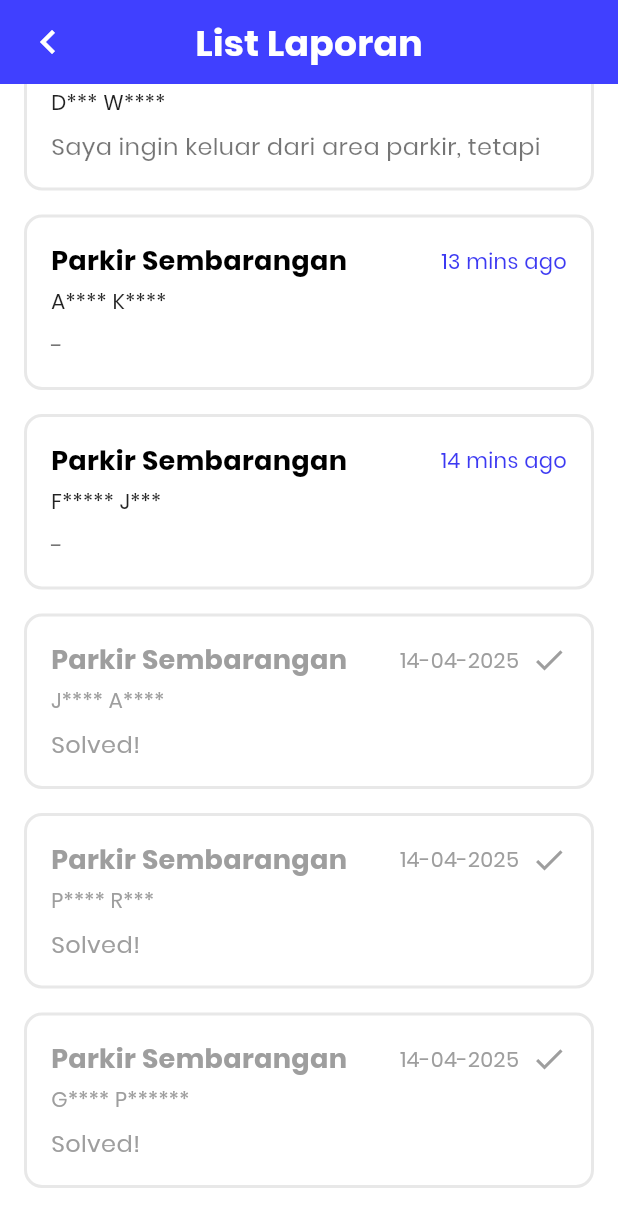
After one commit to Caprizziest/Parkikir, a Flutter app: the ReportListView screen opened by its route, scrolled down 195 dp, after a tap on the "chevron left" icon, on a phone screen of 412 x 824 dp. The commit adds this screen. Shown: the top 1227 px of the screen. Run offline on Flutter 3.47's test engine with Material 3 defaults, Android fonts, the phone set to English and light mode, and no system bars; our stand-ins replace flutter_riverpod, go_router, image_picker, phosphor_flutter, sentry_flutter.

Commit message:
slice report list page, update dashboard

```diff
--- a/Frontend/frontend/lib/main.dart
+++ b/Frontend/frontend/lib/main.dart
@@ -1,10 +1,6 @@
 import 'package:flutter/material.dart';
-// import 'package:frontend/view/login.dart';
 import 'package:sentry_flutter/sentry_flutter.dart';
-import 'package:frontend/view/dashboard.dart';
-import 'package:go_router/go_router.dart';
 import 'package:frontend/routing/router.dart';
-import 'package:frontend/view/report_view.dart';
 import 'package:flutter_riverpod/flutter_riverpod.dart';
 
 Future<void> main() async {
--- /dev/null
+++ b/Frontend/frontend/lib/model/report_list_model.dart
@@ -0,0 +1,39 @@
+class ReportModel {
+  final String id;
+  final String title;
+  final String userName;
+  final DateTime timestamp;
+  final String? description;
+  final bool isSolved;
+
+  ReportModel({
+    required this.id,
+    required this.title,
+    required this.userName,
+    required this.timestamp,
+    this.description,
+    this.isSolved = false,
+  });
+
+  factory ReportModel.fromJson(Map<String, dynamic> json) {
+    return ReportModel(
+      id: json['id'] as String,
+      title: json['title'] as String,
+      userName: json['userName'] as String,
+      timestamp: DateTime.parse(json['timestamp'] as String),
+      description: json['description'] as String?,
+      isSolved: json['isSolved'] as bool,
+    );
+  }
+
+  Map<String, dynamic> toJson() {
+    return {
+      'id': id,
+      'title': title,
+      'userName': userName,
+      'timestamp': timestamp.toIso8601String(),
+      'description': description,
+      'isSolved': isSolved,
+    };
+  }
+}
--- a/Frontend/frontend/lib/routing/router.dart
+++ b/Frontend/frontend/lib/routing/router.dart
@@ -5,6 +5,7 @@ import 'package:frontend/view/dashboard.dart';
 import 'package:frontend/view/report_view.dart';
 import 'package:frontend/view/login_view.dart';
 import 'package:frontend/view/register_view.dart';
+import 'package:frontend/view/report_list_view.dart';
 
 final GoRouter appRouter = GoRouter(
   initialLocation: '/login',
@@ -27,6 +28,10 @@ final GoRouter appRouter = GoRouter(
       path: '/report',
       builder: (context, state) => const report_view(),
     ),
+    GoRoute(
+      path: '/reportlist',
+      builder: (context, state) => const ReportListView(),
+    ),
   ],
 
   // Error page
--- a/Frontend/frontend/lib/view/dashboard.dart
+++ b/Frontend/frontend/lib/view/dashboard.dart
@@ -1,7 +1,5 @@
 import 'package:flutter/material.dart';
 import 'package:flutter/services.dart';
-import 'package:frontend/main.dart';
-import 'package:frontend/routing/router.dart';
 import 'package:go_router/go_router.dart';
 
 class MyApp extends StatelessWidget {
@@ -240,30 +238,12 @@ class dashboard_view extends StatelessWidget {
                           // Report cards row
                           Row(
                             children: [
-                              GestureDetector(
-                                onTap: () {
-                                  context.push(
-                                      '/report'); // AppRouter.goToReport(context); ganti jadi pake push supaya dk perlu buat function dan bisa di pop kmebali
-                                },
-                                child: Container(
-                                  height: 120,
-                                  padding: const EdgeInsets.all(16.0),
-                                  decoration: BoxDecoration(
-                                    color: Colors.white,
-                                    borderRadius: BorderRadius.circular(0.05),
-                                    boxShadow: [
-                                      BoxShadow(
-                                        color: Colors.black.withOpacity(0.05),
-                                        blurRadius: 10,
-                                        offset: const Offset(0, 5),
-                                      ),
-                                    ],
-                                  ),
-                                ),
-                              ),
-
                               // Make a Report card
                               Expanded(
+                                child: GestureDetector(
+                                  onTap: () {
+                                    context.push('/report');
+                                  },
                                   child: Container(
                                     height: 120,
                                     padding: const EdgeInsets.all(16.0),
@@ -279,7 +259,8 @@ class dashboard_view extends StatelessWidget {
                                       ],
                                     ),
                                     child: Column(
-                                    mainAxisAlignment: MainAxisAlignment.center,
+                                      mainAxisAlignment:
+                                          MainAxisAlignment.center,
                                       children: [
                                         Container(
                                           padding: const EdgeInsets.all(8.0),
@@ -300,7 +281,8 @@ class dashboard_view extends StatelessWidget {
                                           style: TextStyle(
                                             fontSize: 14,
                                             fontWeight: FontWeight.w500,
-                                          color: Colors.black.withOpacity(0.8),
+                                            color:
+                                                Colors.black.withOpacity(0.8),
                                           ),
                                           textAlign: TextAlign.center,
                                         ),
@@ -308,11 +290,16 @@ class dashboard_view extends StatelessWidget {
                                     ),
                                   ),
                                 ),
-
+                              ),
                               const SizedBox(width: 16),
 
                               // Report List card
                               Expanded(
+                                child: GestureDetector(
+                                  onTap: () {
+                                    context.push(
+                                        '/reportlist'); // Navigasi ke halaman /reportlist
+                                  },
                                   child: Container(
                                     height: 120,
                                     padding: const EdgeInsets.all(16.0),
@@ -328,7 +315,8 @@ class dashboard_view extends StatelessWidget {
                                       ],
                                     ),
                                     child: Column(
-                                    mainAxisAlignment: MainAxisAlignment.center,
+                                      mainAxisAlignment:
+                                          MainAxisAlignment.center,
                                       children: [
                                         Container(
                                           padding: const EdgeInsets.all(8.0),
@@ -337,9 +325,9 @@ class dashboard_view extends StatelessWidget {
                                             borderRadius:
                                                 BorderRadius.circular(8.0),
                                           ),
-                                        child: Icon(
+                                          child: const Icon(
                                             Icons.assignment_outlined,
-                                          color: const Color(0xFF4A3CDB),
+                                            color: Color(0xFF4A3CDB),
                                             size: 24,
                                           ),
                                         ),
@@ -349,11 +337,13 @@ class dashboard_view extends StatelessWidget {
                                           style: TextStyle(
                                             fontSize: 14,
                                             fontWeight: FontWeight.w500,
-                                          color: Colors.black.withOpacity(0.8),
+                                            color:
+                                                Colors.black.withOpacity(0.8),
                                           ),
                                           textAlign: TextAlign.center,
                                         ),
                                       ],
+                                    ),
                                   ),
                                 ),
                               ),
--- /dev/null
+++ b/Frontend/frontend/lib/view/report_list_view.dart
@@ -0,0 +1,171 @@
+import 'package:flutter/material.dart';
+import 'package:flutter_riverpod/flutter_riverpod.dart';
+import '../viewmodel/report_list_view_model.dart';
+import '../model/report_list_model.dart';
+import 'package:intl/intl.dart';
+import 'package:go_router/go_router.dart';
+
+class ReportListView extends ConsumerWidget {
+  const ReportListView({Key? key}) : super(key: key);
+
+  @override
+  Widget build(BuildContext context, WidgetRef ref) {
+    final reportsState = ref.watch(reportListViewModelProvider);
+
+    return Scaffold(
+      body: Column(
+        children: [
+          // Custom app bar with blue background (without status bar)
+          Container(
+            padding: EdgeInsets.only(
+              top: MediaQuery.of(context).padding.top,
+            ),
+            color: const Color(0xFF4040FF),
+            child: SafeArea(
+              child: Container(
+                height: 56, // Fixed height for app bar
+                padding: const EdgeInsets.symmetric(horizontal: 16),
+                child: Row(
+                  mainAxisAlignment:
+                      MainAxisAlignment.center, // Center the row content
+                  children: [
+                    Positioned(
+                      left: 0,
+                      child: GestureDetector(
+                        onTap: () => context.pop(),
+                        child: const Icon(
+                          Icons.chevron_left,
+                          color: Colors.white,
+                          size: 32,
+                        ),
+                      ),
+                    ),
+                    const Expanded(
+                      child: Center(
+                        child: Text(
+                          'List Laporan',
+                          style: TextStyle(
+                            color: Colors.white,
+                            fontSize: 24,
+                            fontWeight: FontWeight.bold,
+                          ),
+                        ),
+                      ),
+                    ),
+                    const SizedBox(width: 32), // Balance for back button
+                  ],
+                ),
+              ),
+            ),
+          ),
+
+          // Report list
+          Expanded(
+            child: reportsState.when(
+              loading: () => const Center(child: CircularProgressIndicator()),
+              error: (error, stackTrace) => Center(
+                child: Text('Error: ${error.toString()}'),
+              ),
+              data: (reports) => ListView.builder(
+                padding: const EdgeInsets.all(16),
+                itemCount: reports.length,
+                itemBuilder: (context, index) {
+                  final report = reports[index];
+                  return _buildReportCard(context, report);
+                },
+              ),
+            ),
+          ),
+        ],
+      ),
+    );
+  }
+
+  Widget _buildReportCard(BuildContext context, ReportModel report) {
+    final bool isToday = report.timestamp.day == DateTime.now().day &&
+        report.timestamp.month == DateTime.now().month &&
+        report.timestamp.year == DateTime.now().year;
+
+    String timeText;
+    if (isToday) {
+      final diff = DateTime.now().difference(report.timestamp);
+      if (diff.inMinutes < 60) {
+        timeText = '${diff.inMinutes} mins ago';
+      } else {
+        timeText = '${diff.inHours} hours ago';
+      }
+    } else {
+      timeText = DateFormat('dd-MM-yyyy').format(report.timestamp);
+    }
+
+    return Container(
+      margin: const EdgeInsets.only(bottom: 16),
+      decoration: BoxDecoration(
+        color: Colors.white,
+        borderRadius: BorderRadius.circular(12),
+        border: Border.all(
+          color: const Color(0xFFE8E8E8),
+          width: 2,
+        ),
+      ),
+      child: Padding(
+        padding: const EdgeInsets.all(16),
+        child: Column(
+          crossAxisAlignment: CrossAxisAlignment.start,
+          children: [
+            Row(
+              mainAxisAlignment: MainAxisAlignment.spaceBetween,
+              children: [
+                Text(
+                  report.title,
+                  style: TextStyle(
+                    fontSize: 18,
+                    fontWeight: FontWeight.bold,
+                    color: report.isSolved ? Colors.grey : Colors.black,
+                  ),
+                ),
+                Row(
+                  children: [
+                    Text(
+                      timeText,
+                      style: TextStyle(
+                        fontSize: 14,
+                        color: report.isSolved
+                            ? Colors.grey
+                            : const Color(0xFF3C39F2),
+                      ),
+                    ),
+                    if (report.isSolved)
+                      const Padding(
+                        padding: EdgeInsets.only(left: 8),
+                        child: Icon(
+                          Icons.check,
+                          color: Colors.grey,
+                        ),
+                      ),
+                  ],
+                ),
+              ],
+            ),
+            const SizedBox(height: 4),
+            Text(
+              report.userName,
+              style: TextStyle(
+                fontSize: 14,
+                color: report.isSolved ? Colors.grey : Colors.black87,
+              ),
+            ),
+            const SizedBox(height: 8),
+            Text(
+              report.description ?? '-',
+              style: TextStyle(
+                fontSize: 16,
+                color: report.isSolved ? Colors.grey : Colors.black54,
+              ),
+            ),
+          ],
+        ),
+      ),
+    );
+  }
+}
--- a/Frontend/frontend/lib/view/report_view.dart
+++ b/Frontend/frontend/lib/view/report_view.dart
@@ -1,7 +1,5 @@
 import 'package:flutter/material.dart';
 import 'package:flutter/services.dart';
-import 'package:frontend/routing/router.dart';
-import 'package:frontend/view/dashboard.dart';
 import 'dart:io';
 import 'package:image_picker/image_picker.dart';
 import 'package:go_router/go_router.dart';
--- /dev/null
+++ b/Frontend/frontend/lib/viewmodel/report_list_view_model.dart
@@ -0,0 +1,89 @@
+import 'package:flutter_riverpod/flutter_riverpod.dart';
+import '../model/report_list_model.dart';
+
+// Provider for the ReportListViewModel
+final reportListViewModelProvider =
+    StateNotifierProvider<ReportListViewModel, AsyncValue<List<ReportModel>>>(
+        (ref) {
+  return ReportListViewModel();
+});
+
+class ReportListViewModel extends StateNotifier<AsyncValue<List<ReportModel>>> {
+  ReportListViewModel() : super(const AsyncValue.loading()) {
+    fetchReports();
+  }
+
+  Future<void> fetchReports() async {
+    try {
+      state = const AsyncValue.loading();
+
+      // Simulate API call with a delay
+      await Future.delayed(const Duration(seconds: 1));
+
+      // Mock data
+      final reports = [
+        ReportModel(
+          id: '1',
+          title: 'Parkir Sembarangan',
+          userName: 'J**** B****',
+          timestamp: DateTime.now().subtract(const Duration(minutes: 2)),
+          description: '-',
+          isSolved: false,
+        ),
+        ReportModel(
+          id: '2',
+          title: 'Parkir Sembarangan',
+          userName: 'D*** W****',
+          timestamp: DateTime.now().subtract(const Duration(minutes: 6)),
+          description:
+              'Saya ingin keluar dari area parkir, tetapi',
+          isSolved: false,
+        ),
+        ReportModel(
+          id: '3',
+          title: 'Parkir Sembarangan',
+          userName: 'A**** K****',
+          timestamp: DateTime.now().subtract(const Duration(minutes: 13)),
+          description: '-',
+          isSolved: false,
+        ),
+        ReportModel(
+          id: '4',
+          title: 'Parkir Sembarangan',
+          userName: 'F***** J***',
+          timestamp: DateTime.now().subtract(const Duration(minutes: 14)),
+          description: '-',
+          isSolved: false,
+        ),
+        ReportModel(
+          id: '5',
+          title: 'Parkir Sembarangan',
+          userName: 'J**** A****',
+          timestamp: DateTime.parse('2025-04-14'),
+          description: 'Solved!',
+          isSolved: true,
+        ),
+        ReportModel(
+          id: '6',
+          title: 'Parkir Sembarangan',
+          userName: 'P**** R***',
+          timestamp: DateTime.parse('2025-04-14'),
+          description: 'Solved!',
+          isSolved: true,
+        ),
+        ReportModel(
+          id: '7',
+          title: 'Parkir Sembarangan',
+          userName: 'G**** P******',
+          timestamp: DateTime.parse('2025-04-14'),
+          description: 'Solved!',
+          isSolved: true,
+        ),
+      ];
+
+      state = AsyncValue.data(reports);
+    } catch (e, stackTrace) {
+      state = AsyncValue.error(e, stackTrace);
+    }
+  }
+}
--- a/Frontend/frontend/pubspec.yaml
+++ b/Frontend/frontend/pubspec.yaml
@@ -44,6 +44,8 @@ dependencies:
 
   # state management
   flutter_riverpod: ^2.3.6
+
+  intl: ^0.20.2
 
 dev_dependencies:
   flutter_test:
```
Also changed, not shown: Frontend/frontend/pubspec.lock. Lines whose indentation alone changed are shown as unchanged.
